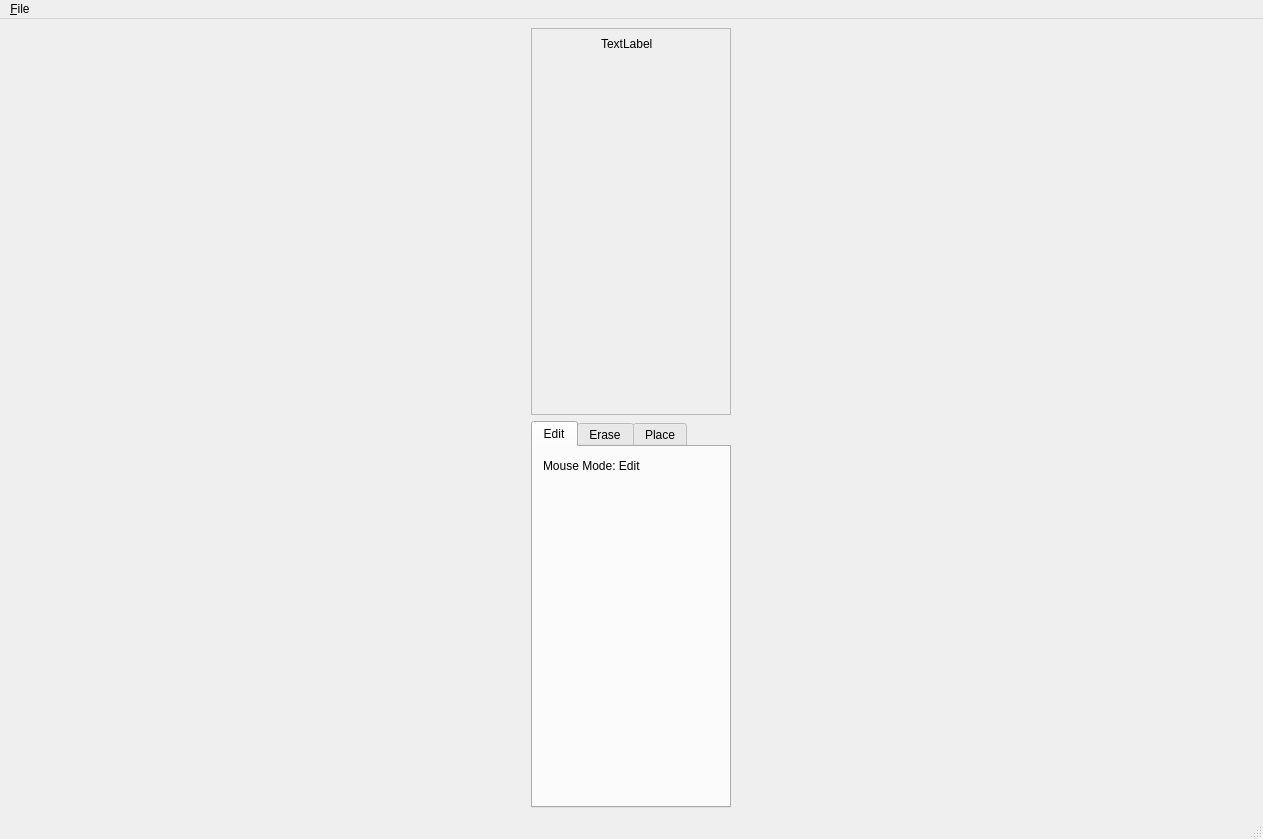
Above: gameOfLife.ui from LuckCow/cellular-automata before the change. Below: the same form after it.
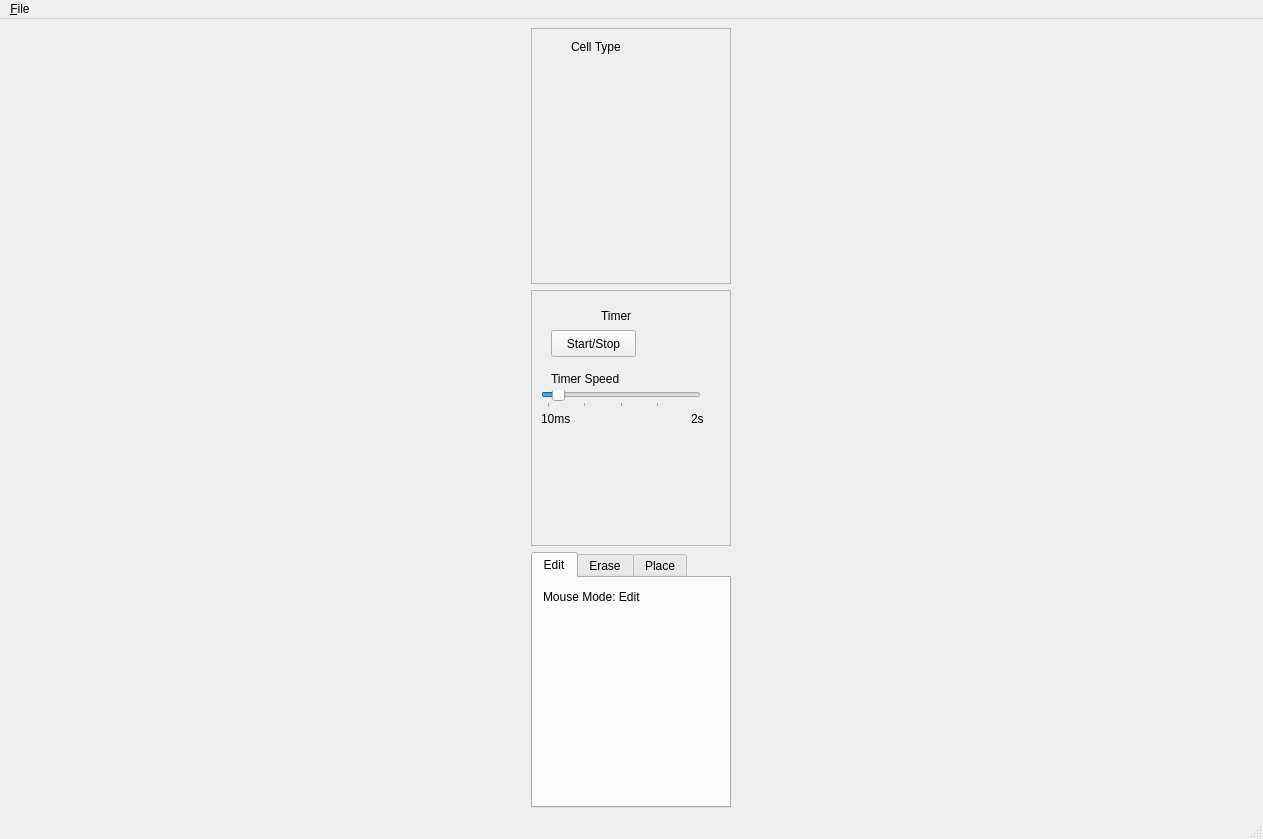
That is the form after the change.

Commit message: Reimplimented timer

```diff
--- a/gameOfLife.ui
+++ b/gameOfLife.ui
@@ -19,6 +19,37 @@
      <layout class="QHBoxLayout" name="horizontalLayout">
       <item>
        <layout class="QVBoxLayout" name="verticalLayout">
+        <item>
+         <widget class="QFrame" name="frame_2">
+          <property name="maximumSize">
+           <size>
+            <width>200</width>
+            <height>16777215</height>
+           </size>
+          </property>
+          <property name="frameShape">
+           <enum>QFrame::StyledPanel</enum>
+          </property>
+          <property name="frameShadow">
+           <enum>QFrame::Raised</enum>
+          </property>
+          <widget class="QLabel" name="label_3">
+           <property name="geometry">
+            <rect>
+             <x>40</x>
+             <y>10</y>
+             <width>56</width>
+             <height>17</height>
+            </rect>
+           </property>
+           <property name="text">
+            <string>Cell Type</string>
+           </property>
+          </widget>
+          <zorder>frame</zorder>
+          <zorder>label_3</zorder>
+         </widget>
+        </item>
         <item>
          <widget class="QFrame" name="frame">
           <property name="sizePolicy">
@@ -49,13 +80,108 @@
            <property name="geometry">
             <rect>
              <x>70</x>
-             <y>0</y>
+             <y>10</y>
              <width>81</width>
              <height>31</height>
             </rect>
            </property>
            <property name="text">
-            <string>TextLabel</string>
+            <string>Timer</string>
+           </property>
+          </widget>
+          <widget class="QPushButton" name="timer_button">
+           <property name="geometry">
+            <rect>
+             <x>20</x>
+             <y>40</y>
+             <width>85</width>
+             <height>27</height>
+            </rect>
+           </property>
+           <property name="text">
+            <string>Start/Stop</string>
+           </property>
+           <property name="checkable">
+            <bool>true</bool>
+           </property>
+           <property name="default">
+            <bool>false</bool>
+           </property>
+           <property name="flat">
+            <bool>false</bool>
+           </property>
+          </widget>
+          <widget class="QSlider" name="timer_slider">
+           <property name="geometry">
+            <rect>
+             <x>10</x>
+             <y>100</y>
+             <width>160</width>
+             <height>18</height>
+            </rect>
+           </property>
+           <property name="minimum">
+            <number>10</number>
+           </property>
+           <property name="maximum">
+            <number>2000</number>
+           </property>
+           <property name="sliderPosition">
+            <number>150</number>
+           </property>
+           <property name="orientation">
+            <enum>Qt::Horizontal</enum>
+           </property>
+           <property name="invertedAppearance">
+            <bool>false</bool>
+           </property>
+           <property name="invertedControls">
+            <bool>false</bool>
+           </property>
+           <property name="tickPosition">
+            <enum>QSlider::TicksBelow</enum>
+           </property>
+           <property name="tickInterval">
+            <number>500</number>
+           </property>
+          </widget>
+          <widget class="QLabel" name="label_4">
+           <property name="geometry">
+            <rect>
+             <x>20</x>
+             <y>80</y>
+             <width>101</width>
+             <height>17</height>
+            </rect>
+           </property>
+           <property name="text">
+            <string>Timer Speed</string>
+           </property>
+          </widget>
+          <widget class="QLabel" name="label_5">
+           <property name="geometry">
+            <rect>
+             <x>10</x>
+             <y>120</y>
+             <width>56</width>
+             <height>17</height>
+            </rect>
+           </property>
+           <property name="text">
+            <string>10ms</string>
+           </property>
+          </widget>
+          <widget class="QLabel" name="label_6">
+           <property name="geometry">
+            <rect>
+             <x>160</x>
+             <y>120</y>
+             <width>21</width>
+             <height>17</height>
+            </rect>
+           </property>
+           <property name="text">
+            <string>2s</string>
            </property>
           </widget>
          </widget>
```
Left out of the diff: 4 changed lines with no effect on the pictures. The commit also changes 2 other files.
